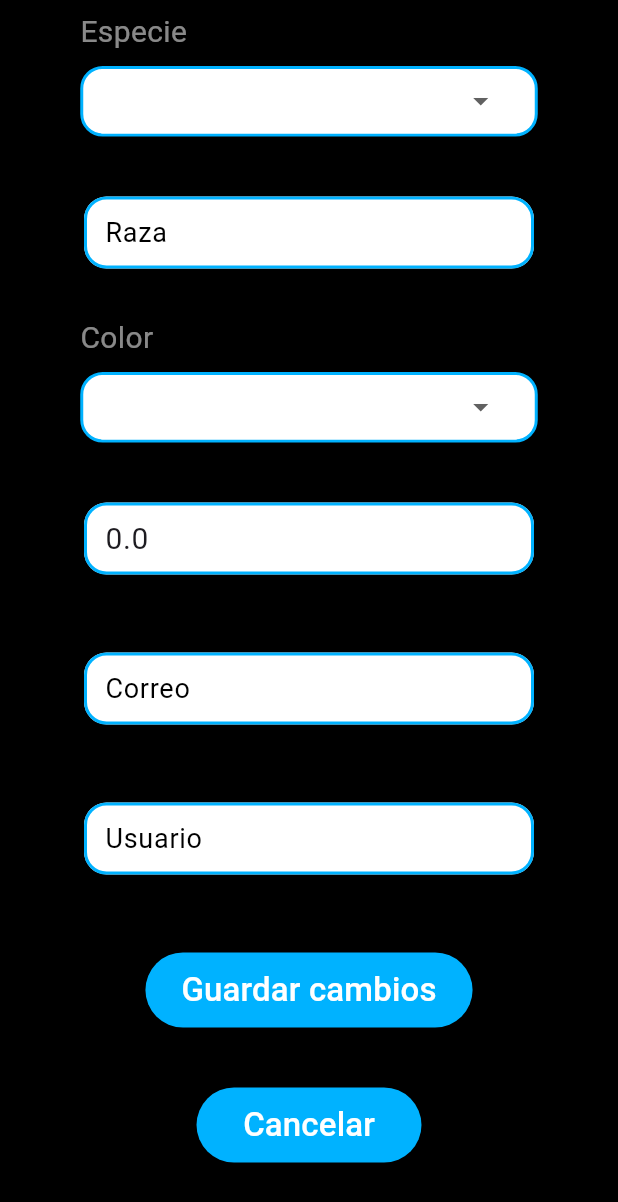
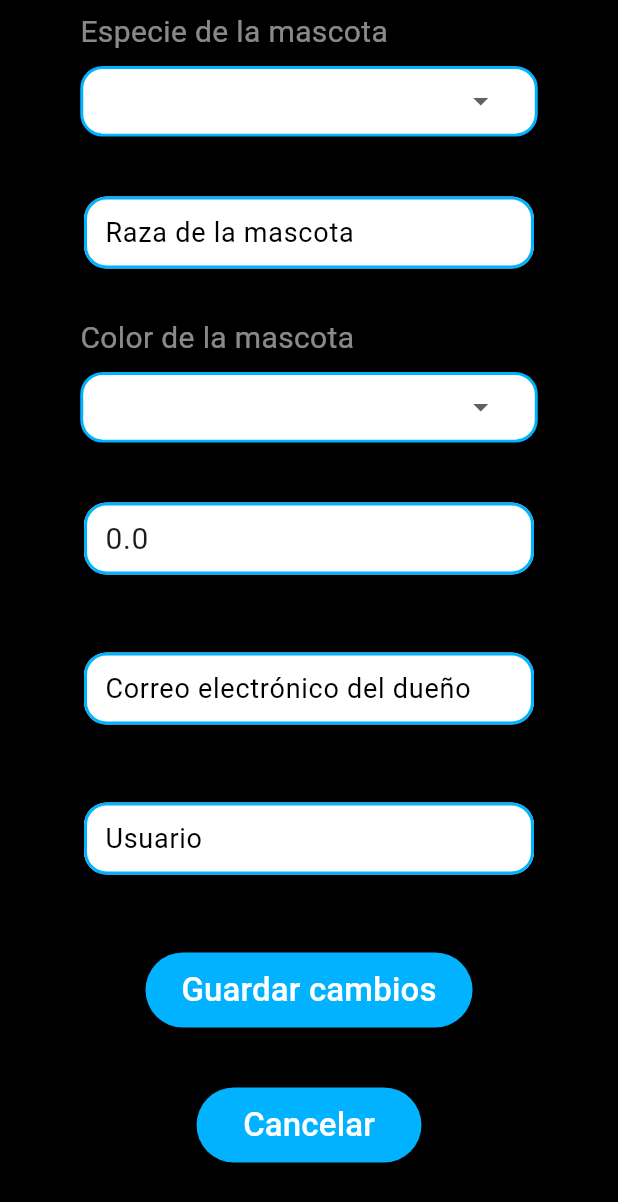
Before and after one commit to FlorZ5/My_Pet_App, a Flutter app: the EditarPerfilScreen screen opened directly with empty values, scrolled down 576 dp, on a phone screen of 412 x 824 dp. Shown: the top 1202 px of the screen. Run offline on Flutter 3.47's test engine with Material 3 defaults, Android fonts, the phone set to English and light mode, and no system bars; our stand-ins replace font_awesome_flutter, shared_preferences, sqflite; missing offline and left inert: bcrypt, flutter_date_pickers; accounts and stored records are empty.

Commit message:
Correcciones en alerta y leyendas de campos

```diff
--- a/mypetapp/lib/ui/editar_perfil.dart
+++ b/mypetapp/lib/ui/editar_perfil.dart
@@ -67,7 +67,7 @@ class _EditarPerfilScreenState extends State<EditarPerfilScreen> {
         _nombreController.text.length < 3 ||
         _nombreController.text.length > 50 ||
         !RegExp(r'^[a-zA-Z\s]+$').hasMatch(_nombreController.text)) {
-      _mensajeError = "El nombre debe tener entre 3 y 50 letras y no debe estar vacío.";
+      _mensajeError = "El nombre de la mascota debe tener entre 3 y 50 letras, no debe estar vacío y no contener caracteres espciales ni acentos.";
       return false;
     }
 
@@ -76,19 +76,19 @@ class _EditarPerfilScreenState extends State<EditarPerfilScreen> {
         _edadController.text.length > 2 ||
         int.tryParse(_edadController.text) == null ||
         int.parse(_edadController.text) <= 0) {
-      _mensajeError = "La edad debe ser un número positivo, no debe estar vacía y no tener más de dos dígitos.";
+      _mensajeError = "La edad de la mascota debe ser un número positivo, no debe estar vacía y no tener más de dos dígitos.";
       return false;
     }
 
     // Validación de Especie
     if (especieNotifier.value == null) {
-      _mensajeError = "Por favor, selecciona una especie.";
+      _mensajeError = "Por favor, selecciona el sexo de la mascota.";
       return false;
     }
 
     // Validación de Especie
     if (sexoNotifier.value == null) {
-      _mensajeError = "Por favor, selecciona un tipo se sexo";
+      _mensajeError = "Por favor, selecciona la especie de la mascota.";
       return false;
     }
 
@@ -97,13 +97,13 @@ class _EditarPerfilScreenState extends State<EditarPerfilScreen> {
         _razaController.text.length < 3 ||
         _razaController.text.length > 25 ||
         !RegExp(r'^[a-zA-Z\s]+$').hasMatch(_razaController.text)) {
-      _mensajeError = "La raza debe tener entre 3 y 25 letras y no debe estar vacía.";
+      _mensajeError = "La raza de la mascota debe tener entre 3 y 25 letras y no debe estar vacía.";
       return false;
     }
 
     // Validación de Color
     if (colorNotifier.value == null) {
-      _mensajeError = "Por favor, selecciona un color.";
+      _mensajeError = "Por favor, selecciona el color de la mascota.";
       return false;
     }
 
@@ -111,7 +111,7 @@ class _EditarPerfilScreenState extends State<EditarPerfilScreen> {
     if (_pesoController.text.isEmpty ||
         double.tryParse(_pesoController.text) == null ||
         double.parse(_pesoController.text) <= 0) {
-      _mensajeError = "El peso debe ser un número positivo y no debe estar vacío.";
+      _mensajeError = "El peso de la mascota debe ser un número positivo, no debe estar vacio y puede contener un punto decimal.";
       return false;
     }
 
@@ -120,7 +120,7 @@ class _EditarPerfilScreenState extends State<EditarPerfilScreen> {
         _correoController.text.length < 10 ||
         _correoController.text.length > 75 ||
         !RegExp(r'^[a-zA-Z0-9._%+-]+@[a-zA-Z0-9.-]+\.[a-zA-Z]{2,}$').hasMatch(_correoController.text)) {
-      _mensajeError = "Por favor, ingresa un correo electrónico válido.";
+      _mensajeError = "El correo electronico del dueño debe ser valido y tener una estructura correcta.";
       return false;
     }
 
@@ -129,7 +129,7 @@ class _EditarPerfilScreenState extends State<EditarPerfilScreen> {
         _usuarioController.text.length < 3 ||
         _usuarioController.text.length > 15 ||
         !RegExp(r'^[a-zA-Z0-9]+$').hasMatch(_usuarioController.text)) {
-      _mensajeError = "El usuario debe tener entre 3 y 15 letras o números y no debe estar vacío.";
+      _mensajeError = "El usuario debe tener entre 3 y 15 letras o números,  no debe estar vacío y no tener más de dos dígitos.";
       return false;
     }
 
@@ -469,7 +469,7 @@ void _cancelarEdicion() {
                 child: TextFormField(
                   controller: _nombreController,
                   decoration: InputDecoration(
-                    labelText: 'Nombre',
+                    labelText: 'Nombre de la mascota',
                     labelStyle: const TextStyle(fontSize: 18.0, color: Colors.black,), // Cambiar tamaño de letra
                     floatingLabelBehavior: FloatingLabelBehavior.never, // Controla la visibilidad al enfocar
                     floatingLabelStyle: const TextStyle(
@@ -503,7 +503,7 @@ void _cancelarEdicion() {
           controller: _edadController,
           keyboardType: TextInputType.number,
           decoration: InputDecoration(
-            labelText: 'Edad',
+            labelText: 'Edad de la mascota',
             labelStyle: const TextStyle(fontSize: 18.0, color: Colors.black,), // Cambiar tamaño de letra
             floatingLabelBehavior: FloatingLabelBehavior.never, // Controla la visibilidad al enfocar
             floatingLabelStyle: const TextStyle(
@@ -536,7 +536,7 @@ void _cancelarEdicion() {
               crossAxisAlignment: CrossAxisAlignment.start,
               children: [
                 const Text(
-                  'Sexo', // Etiqueta que aparece fuera del campo
+                  'Sexo de la mascota', // Etiqueta que aparece fuera del campo
                   style: TextStyle(
                     fontSize: 20.0,
                     color: Color.fromARGB(137, 255, 255, 255),
@@ -591,7 +591,7 @@ void _cancelarEdicion() {
               crossAxisAlignment: CrossAxisAlignment.start,
               children: [
                 const Text(
-                  'Especie', // Etiqueta que aparece fuera del campo
+                  'Especie de la mascota', // Etiqueta que aparece fuera del campo
                   style: TextStyle(
                     fontSize: 20.0,
                     color: Color.fromARGB(137, 255, 255, 255),
@@ -643,7 +643,7 @@ void _cancelarEdicion() {
         child: TextFormField(
           controller: _razaController,
           decoration: InputDecoration(
-            labelText: 'Raza',
+            labelText: 'Raza de la mascota',
             labelStyle: const TextStyle(fontSize: 18.0, color: Colors.black,), // Cambiar tamaño de letra
             floatingLabelBehavior: FloatingLabelBehavior.never, // Controla la visibilidad al enfocar
             floatingLabelStyle: const TextStyle(
@@ -676,7 +676,7 @@ void _cancelarEdicion() {
               crossAxisAlignment: CrossAxisAlignment.start,
               children: [
                 const Text(
-                  'Color', // Etiqueta que aparece fuera del campo
+                  'Color de la mascota', // Etiqueta que aparece fuera del campo
                   style: TextStyle(
                     fontSize: 20.0,
                     color: Color.fromARGB(137, 255, 255, 255),
@@ -729,7 +729,7 @@ void _cancelarEdicion() {
           controller: _pesoController,
           keyboardType: TextInputType.number,
           decoration: InputDecoration(
-            labelText: 'Peso',
+            labelText: 'Peso de la mascota en kilos',
             labelStyle: const TextStyle(fontSize: 18.0, color: Colors.black,), // Cambiar tamaño de letra
             floatingLabelBehavior: FloatingLabelBehavior.never, // Controla la visibilidad al enfocar
             floatingLabelStyle: const TextStyle(
@@ -763,7 +763,7 @@ void _cancelarEdicion() {
           controller: _correoController,
           keyboardType: TextInputType.emailAddress,
           decoration: InputDecoration(
-            labelText: 'Correo',
+            labelText: 'Correo electrónico del dueño',
             labelStyle: const TextStyle(fontSize: 18.0, color: Colors.black,), // Cambiar tamaño de letra
             floatingLabelBehavior: FloatingLabelBehavior.never, // Controla la visibilidad al enfocar
             floatingLabelStyle: const TextStyle(
--- a/mypetapp/lib/ui/register_screen.dart
+++ b/mypetapp/lib/ui/register_screen.dart
@@ -28,62 +28,62 @@ class RegisterScreen extends StatelessWidget {
   bool _validarEntrada() {
     // Validación de Nombre
     if (nombreController.text.isEmpty || nombreController.text.length < 3 ||  nombreController.text.length > 50 || !RegExp(r'^[a-zA-Z\s]+$').hasMatch(nombreController.text)) {
-     _mensajeError = "El nombre debe tener entre 3 y 50 letras y no debe estar vacío.";
+     _mensajeError = "El nombre de la mascota debe tener entre 3 y 50 letras, no debe estar vacío y no contener caracteres espciales ni acentos.";
      return false;
     }
 
     // Validación de Edad
     if (edadController.text.isEmpty || edadController.text.length > 2 || int.tryParse(edadController.text) == null || int.parse(edadController.text) <= 0) {
-      _mensajeError= "La edad debe ser un número positivo, no debe estar vacía y no tener más de dos dígitos.";
+      _mensajeError= "La edad de la mascota debe ser un número positivo, no debe estar vacía y no tener más de dos dígitos.";
       return false;
     }
 
     // Validación de Sexo
         if (sexoNotifier.value == null) {
-          _mensajeError= "Por favor, selecciona un tipo de sexo.";
+          _mensajeError= "Por favor, selecciona el sexo de la mascota.";
           return false;
         }
 
     // Validación de Especie
     if (especieNotifier.value == null) {
-      _mensajeError= "Por favor, selecciona una especie.";
+      _mensajeError= "Por favor, selecciona la especie de la mascota.";
       return false;
     }
 
     // Validación de Raza
     if (razaController.text.isEmpty || razaController.text.length < 3 || edadController.text.length > 25 || !RegExp(r'^[a-zA-Z\s]+$').hasMatch(razaController.text)) {
-      _mensajeError= "La raza debe tener entre 3 y 25 letras y no debe estar vacía.";
+      _mensajeError= "La raza de la mascota debe tener entre 3 y 25 letras y no debe estar vacía.";
       return false;
     }
 
     // Validación de Color
     if (colorNotifier.value == null) {
-      _mensajeError= "Por favor, selecciona un color.";
+      _mensajeError= "Por favor, selecciona el color de la mascota.";
       return false;
     }
 
     // Validación de Peso
     if (pesoController.text.isEmpty || double.tryParse(pesoController.text) == null || double.parse(pesoController.text) <= 0) {
-      _mensajeError= "El peso debe ser un número positivo y no debe estar vacío.";
+      _mensajeError= "El peso de la mascota debe ser un número positivo, no debe estar vacio y puede contener un punto decimal.";
       return false;
     }
 
     // Validación de Correo
     if (correoController.text.isEmpty || correoController.text.length < 10 ||  correoController.text.length > 75 ||  !RegExp(r'^[a-zA-Z0-9](?:[a-zA-Z0-9._%+-]*[a-zA-Z0-9])?@[a-zA-Z0-9.-]+\.[a-zA-Z]{2,}$').hasMatch(correoController.text)) {
-     _mensajeError= "Por favor, ingresa un correo electrónico válido.";
+     _mensajeError= "El correo electronico del dueño debe ser valido y tener una estructura correcta.";
      return false;
     }
 
     // Validación de Usuario
     if (usuarioController.text.isEmpty || usuarioController.text.length < 3 || usuarioController.text.length > 15 || !RegExp(r'^[a-zA-Z0-9]+$').hasMatch(usuarioController.text)) {
-      _mensajeError= "El usuario debe tener entre 3 y 15 letras o numeros y no debe estar vacío.";
+      _mensajeError= "El usuario debe tener entre 3 y 15 letras o números,  no debe estar vacío y no tener más de dos dígitos.";
       return false;
     }
 
     // Validación de Contraseña
     if (passwordController.text.isEmpty || passwordController.text.length < 8 ||
         !RegExp(r'^(?=.*[a-zA-Z])(?=.*\d)[a-zA-Z\d]+$').hasMatch(passwordController.text)) {
-      _mensajeError= "La contraseña debe tener 8 caracteres y contener al menos una letra y un número.";
+      _mensajeError= "La contraseña debe contener al menos una letra y un número y tener una extensión de 8 caracteres.";
       return false;
     }
 
@@ -210,7 +210,7 @@ class RegisterScreen extends StatelessWidget {
         child: TextFormField(
           controller: nombreController,
           decoration: InputDecoration(
-            labelText: 'Nombre',
+            labelText: 'Nombre de la mascota',
             labelStyle: const TextStyle(fontSize: 18.0, color: Colors.black,), // Cambiar tamaño de letra
             floatingLabelBehavior: FloatingLabelBehavior.never, // Controla la visibilidad al enfocar
             floatingLabelStyle: const TextStyle(
@@ -244,7 +244,7 @@ class RegisterScreen extends StatelessWidget {
           controller: edadController,
           keyboardType: TextInputType.number,
           decoration: InputDecoration(
-            labelText: 'Edad',
+            labelText: 'Edad de la mascota',
             labelStyle: const TextStyle(fontSize: 18.0, color: Colors.black,), // Cambiar tamaño de letra
             floatingLabelBehavior: FloatingLabelBehavior.never, // Controla la visibilidad al enfocar
             floatingLabelStyle: const TextStyle(
@@ -277,7 +277,7 @@ class RegisterScreen extends StatelessWidget {
               crossAxisAlignment: CrossAxisAlignment.start,
               children: [
                 const Text(
-                  'Sexo', // Etiqueta que aparece fuera del campo
+                  'Sexo de la mascota', // Etiqueta que aparece fuera del campo
                   style: TextStyle(
                     fontSize: 20.0,
                     color: Color.fromARGB(137, 255, 255, 255),
@@ -332,7 +332,7 @@ class RegisterScreen extends StatelessWidget {
               crossAxisAlignment: CrossAxisAlignment.start,
               children: [
                 const Text(
-                  'Especie', // Etiqueta que aparece fuera del campo
+                  'Especie de la mascota', // Etiqueta que aparece fuera del campo
                   style: TextStyle(
                     fontSize: 20.0,
                     color: Color.fromARGB(137, 255, 255, 255),
@@ -384,7 +384,7 @@ class RegisterScreen extends StatelessWidget {
         child: TextFormField(
           controller: razaController,
           decoration: InputDecoration(
-            labelText: 'Raza',
+            labelText: 'Raza de la mascota',
             labelStyle: const TextStyle(fontSize: 18.0, color: Colors.black,), // Cambiar tamaño de letra
             floatingLabelBehavior: FloatingLabelBehavior.never, // Controla la visibilidad al enfocar
             floatingLabelStyle: const TextStyle(
@@ -417,7 +417,7 @@ class RegisterScreen extends StatelessWidget {
               crossAxisAlignment: CrossAxisAlignment.start,
               children: [
                 const Text(
-                  'Color', // Etiqueta que aparece fuera del campo
+                  'Color de la mascota', // Etiqueta que aparece fuera del campo
                   style: TextStyle(
                     fontSize: 20.0,
                     color: Color.fromARGB(137, 255, 255, 255),
@@ -470,7 +470,7 @@ class RegisterScreen extends StatelessWidget {
           controller: pesoController,
           keyboardType: TextInputType.number,
           decoration: InputDecoration(
-            labelText: 'Peso',
+            labelText: 'Peso de la mascota en kilos',
             labelStyle: const TextStyle(fontSize: 18.0, color: Colors.black,), // Cambiar tamaño de letra
             floatingLabelBehavior: FloatingLabelBehavior.never, // Controla la visibilidad al enfocar
             floatingLabelStyle: const TextStyle(
@@ -504,7 +504,7 @@ class RegisterScreen extends StatelessWidget {
           controller: correoController,
           keyboardType: TextInputType.emailAddress,
           decoration: InputDecoration(
-            labelText: 'Correo',
+            labelText: 'Correo electrónico del dueño',
             labelStyle: const TextStyle(fontSize: 18.0, color: Colors.black,), // Cambiar tamaño de letra
             floatingLabelBehavior: FloatingLabelBehavior.never, // Controla la visibilidad al enfocar
             floatingLabelStyle: const TextStyle(
--- a/mypetapp/lib/ui/vacunas.dart
+++ b/mypetapp/lib/ui/vacunas.dart
@@ -320,12 +320,13 @@ class VacunasScreen extends StatelessWidget {
                                   style: const TextStyle(fontSize: 18.5),
                                   textAlign: TextAlign.center
                                 ),
+                                const SizedBox(height: 6),
                                 Text(
-                                  'Fecha: ${vacuna.fecha}',
+                                  'Fecha de aplicación: ${vacuna.fecha}',
                                   style: const TextStyle(fontSize: 18.5),
                                   textAlign: TextAlign.center
                                 ),
-                                const SizedBox(height: 5),
+                                const SizedBox(height: 6),
                                 Row(
                                   mainAxisAlignment: MainAxisAlignment.end,
                                   children: [
```
Also changed, not shown: mypetapp/lib/ui/agregar_cita.dart (+5 -5 lines), mypetapp/lib/ui/agregar_historial.dart (+5 -5 lines), mypetapp/lib/ui/agregar_vacuna.dart (+5 -5 lines), mypetapp/lib/ui/editar_cita.dart (+5 -5 lines), mypetapp/lib/ui/editar_historial.dart (+5 -5 lines), mypetapp/lib/ui/editar_vacuna.dart (+5 -5 lines).
